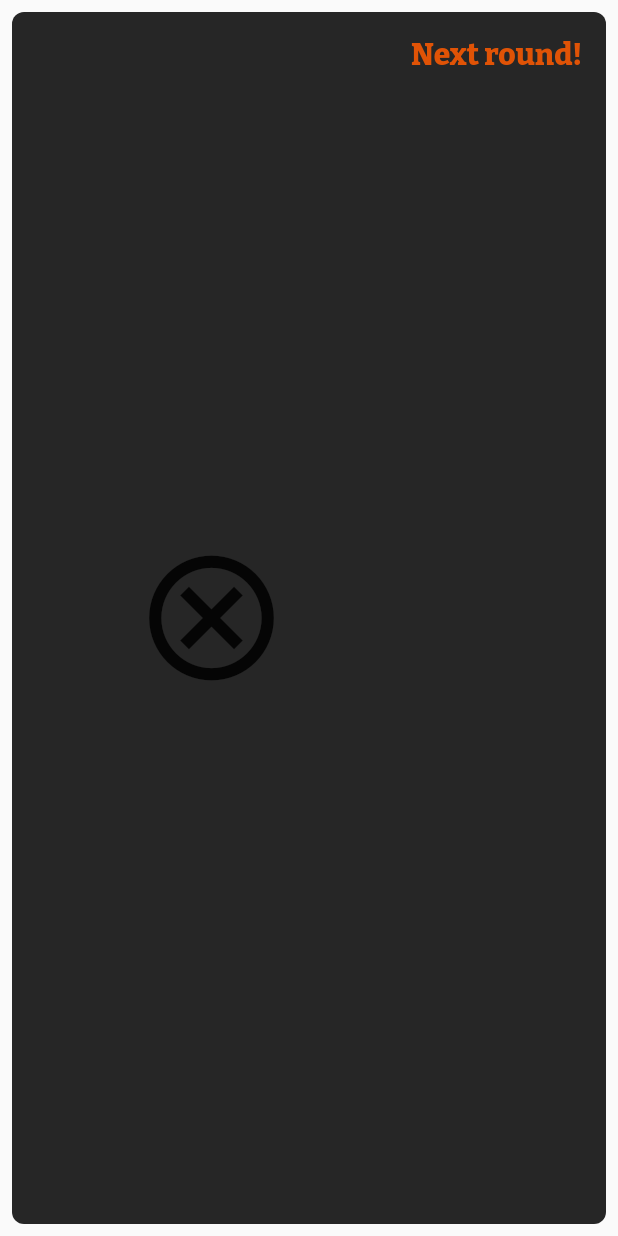
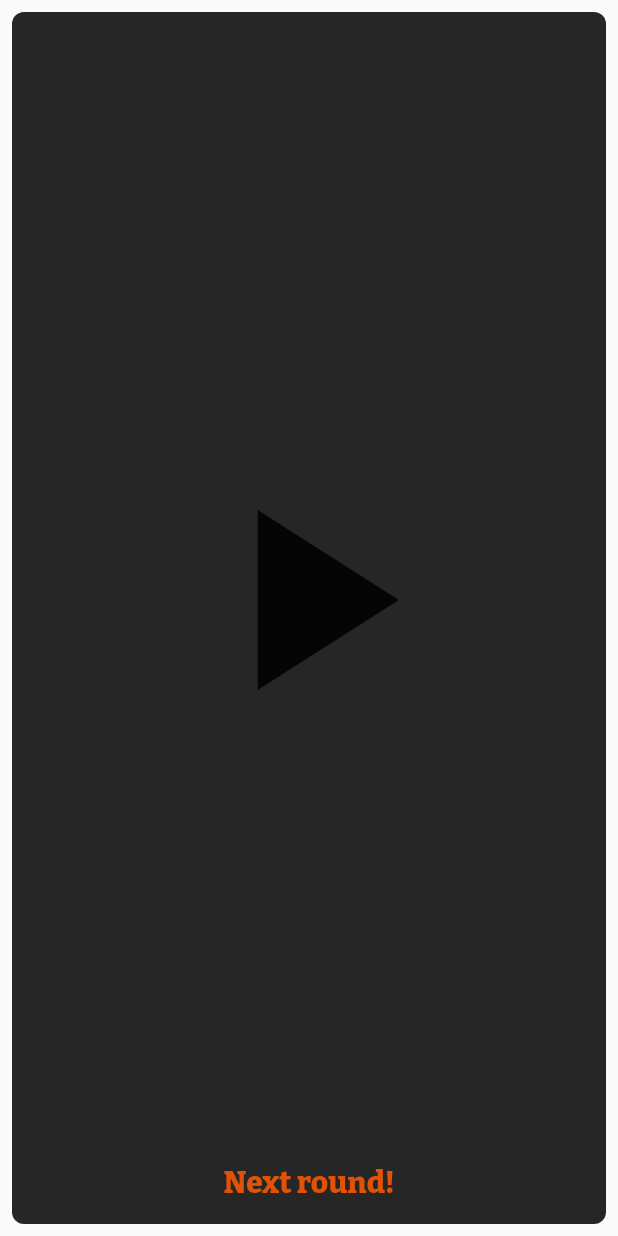
Before and after one commit to JuxerUA/poker_assistant, a Flutter app: the OverlayButton widget shown alone on an empty page, opened directly, on a phone screen of 412 x 824 dp. Run offline on Flutter 3.47's test engine with Material 2 defaults, Android fonts, the phone set to English and light mode, and no system bars; our stand-ins replace charts_flutter, dotted_border, shared_preferences; accounts and stored records are empty.

Commit message:
changes for overlay

```diff
--- a/lib/res/settings.dart
+++ b/lib/res/settings.dart
@@ -36,5 +36,5 @@
 
   void removePlayer() {}
 
-  void pauseGame() => pause.value = true;
+  void changePause() => pause.value = !pause.value;
 }
--- a/lib/widgets/overlay_button.dart
+++ b/lib/widgets/overlay_button.dart
@@ -17,12 +17,12 @@
 
   @override
   Widget build(BuildContext context) {
-    return Expanded(
-      child: LayoutBuilder(builder: (context, constraints) {
-        final isVertical = constraints.maxWidth > constraints.maxHeight * 1.5;
-        final minSize = min(constraints.minWidth, constraints.minHeight);
+    return LayoutBuilder(builder: (context, constraints) {
+      final isVertical = constraints.maxWidth < constraints.maxHeight * 1.6;
+      final minSize = min(constraints.maxWidth, constraints.maxHeight);
 
       return InkWell(
+        splashColor: PokerColors.orange,
         onTap: onTap,
         child: Container(
           margin: const EdgeInsets.all(8),
@@ -33,10 +33,16 @@
           ),
           child: isVertical
               ? Column(
-                    crossAxisAlignment: CrossAxisAlignment.start,
+                  mainAxisAlignment: MainAxisAlignment.center,
                   children: [
-                      Expanded(child: Center(child: Icon(image, size: 100))),
-                      const SizedBox(width: 16),
+                    Expanded(
+                      child: Center(
+                        child: Icon(
+                          image,
+                          size: minSize / 2,
+                        ),
+                      ),
+                    ),
                     Text(
                       text,
                       style: PokerStyles(FontSize.s20, PokerColors.orange),
@@ -44,9 +50,11 @@
                   ],
                 )
               : Row(
-                    crossAxisAlignment: CrossAxisAlignment.start,
                   children: [
-                      Expanded(child: Center(child: Icon(image, size: 100))),
+                    SizedBox(
+                      width: minSize - 16 - 16,
+                      child: Center(child: Icon(image, size: minSize / 2)),
+                    ),
                     const SizedBox(width: 16),
                     Text(
                       text,
@@ -56,7 +64,6 @@
                 ),
         ),
       );
-      }),
-    );
+    });
   }
 }
```
Also changed, not shown: lib/pages/navigation_page.dart (+8 -3 lines), lib/widgets/game_overlay.dart (+41 -18 lines). Lines whose indentation alone changed are shown as unchanged.
